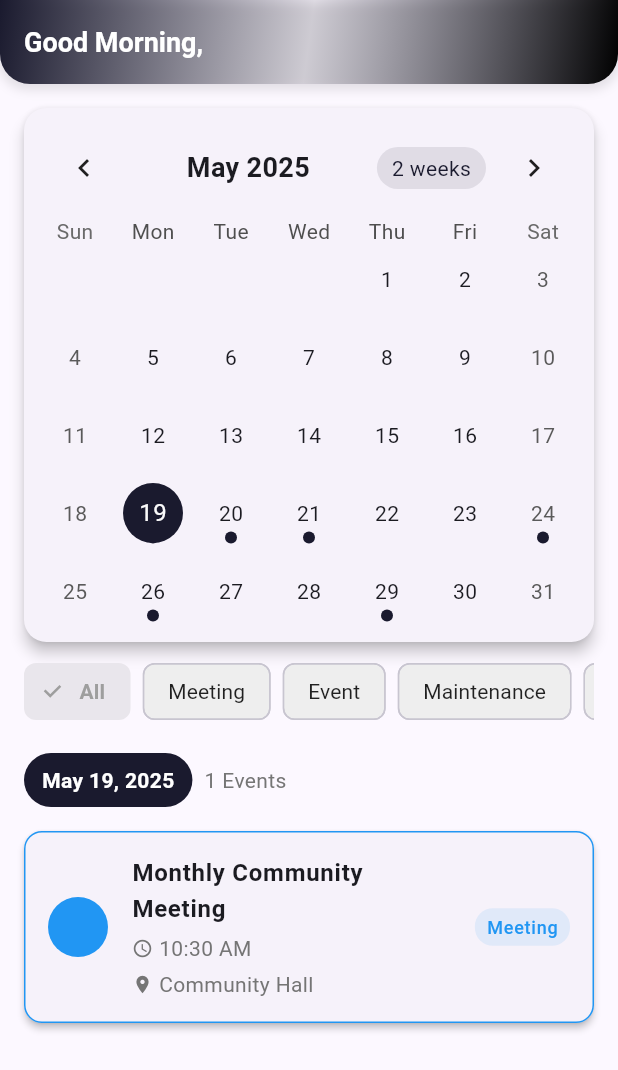
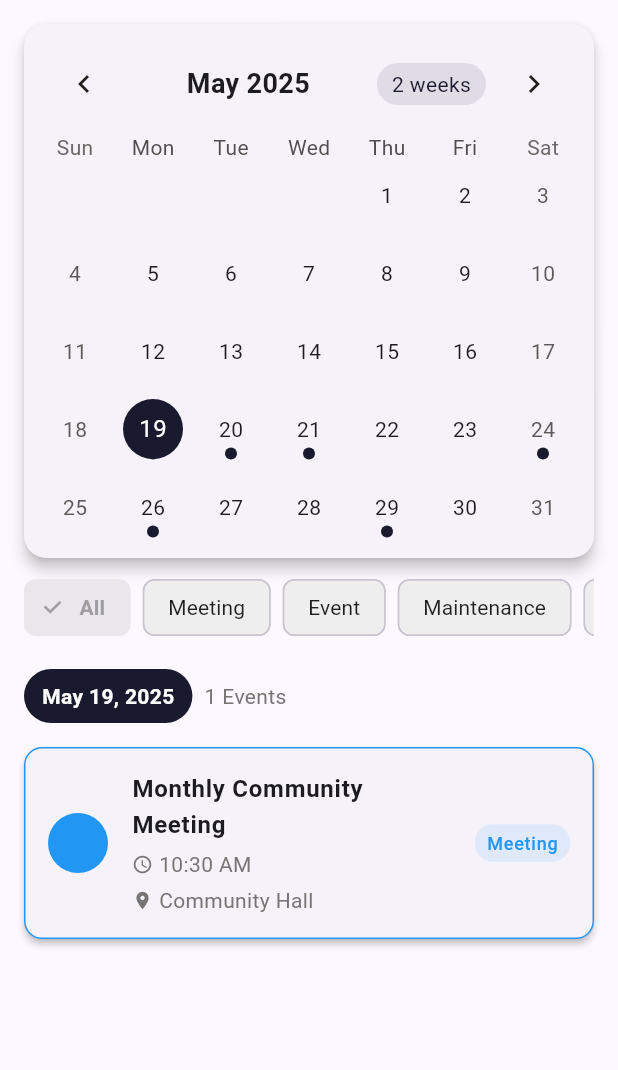
Before and after one commit to afiqq03/fyp-neighborhub, a Flutter app: the TimetablePage screen opened directly, on a phone screen of 412 x 824 dp. Shown: the top 1070 px of the screen. Run offline on Flutter 3.47's test engine with Material 3 defaults, Android fonts, the phone set to English and light mode, and no system bars; drawn by our look-alikes of table_calendar; our stand-ins replace cloud_firestore, firebase_auth, firebase_core, flutter_staggered_animations, geolocator, internet_connection_checker; accounts and stored records are empty.

Commit message:
fix appbar bug

```diff
--- a/lib/pages/user/timetable.dart
+++ b/lib/pages/user/timetable.dart
@@ -99,13 +99,6 @@ class _TimetablePageState extends State<TimetablePage> {
   @override
   Widget build(BuildContext context) {
     return Scaffold(
-      appBar: GradientAppBar(
-        title: 'Calendar',
-        showGreeting: true,
-        username: widget.username,
-        onSearchTap: widget.onSearchTap,
-        centerTitle: false,
-      ),
       body: Column(
         children: [
           Card(
```
Also changed, not shown: lib/pages/user/home.dart (+0 -7 lines), lib/pages/user/information.dart (+0 -7 lines), lib/pages/user/settings.dart (+0 -7 lines).
